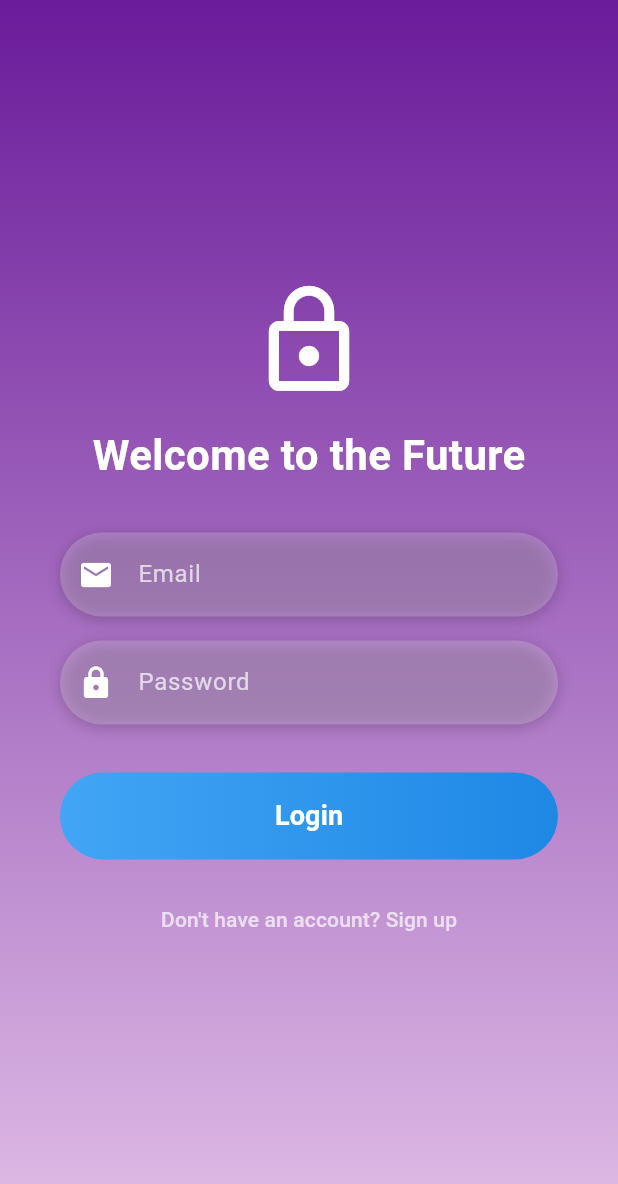
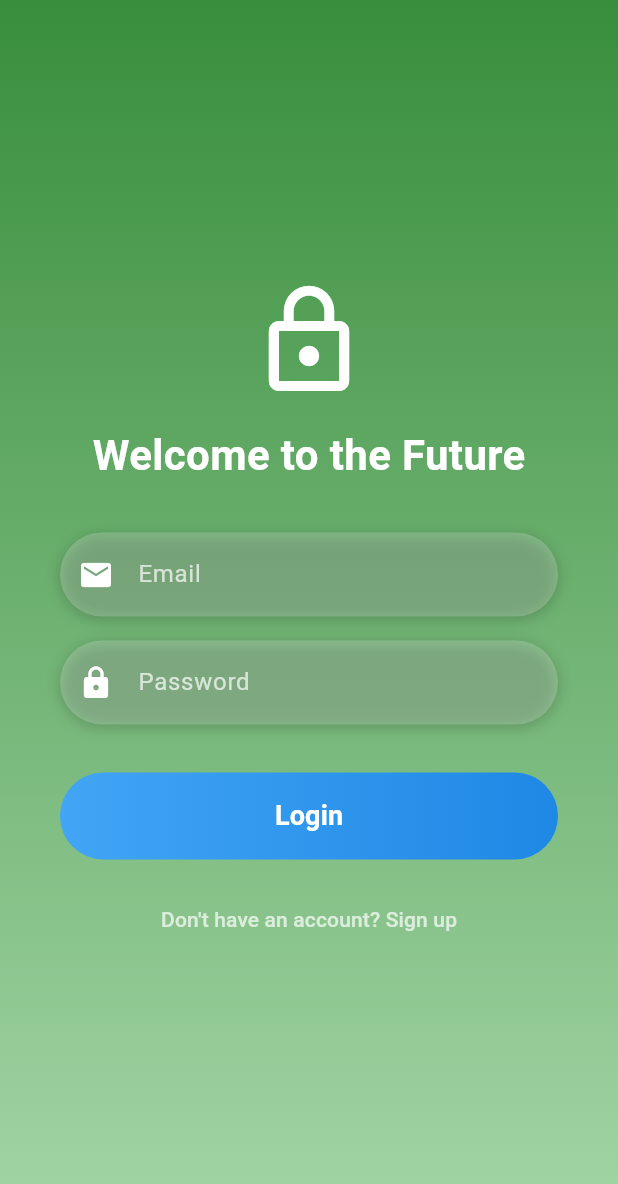
Before and after one commit to could-ai/019827b2-146c-7610-940e-a25455172f04, a Flutter app: the screen it shows after launch, on a phone screen of 412 x 824 dp. Shown: the top 1184 px of the screen. Run offline on Flutter 3.47's test engine with Material 3 defaults, Android fonts, the phone set to English and light mode, and no system bars; our stand-ins replace supabase_flutter; accounts and stored records are empty.

Commit message:
Change login page background to green gradient.

```diff
--- a/usr/lib/pages/login_page.dart
+++ b/usr/lib/pages/login_page.dart
@@ -55,8 +55,8 @@ class _LoginPageState extends State<LoginPage> {
             begin: Alignment.topCenter,
             end: Alignment.bottomCenter,
             colors: [
-              Color(0xFF6A1B9A), // Deep Purple
-              Color(0xFFE1BEE7), // Light Purple
+              Color(0xFF388E3C), // Deep Green
+              Color(0xFFA5D6A7), // Light Green
             ],
           ),
         ),
```
